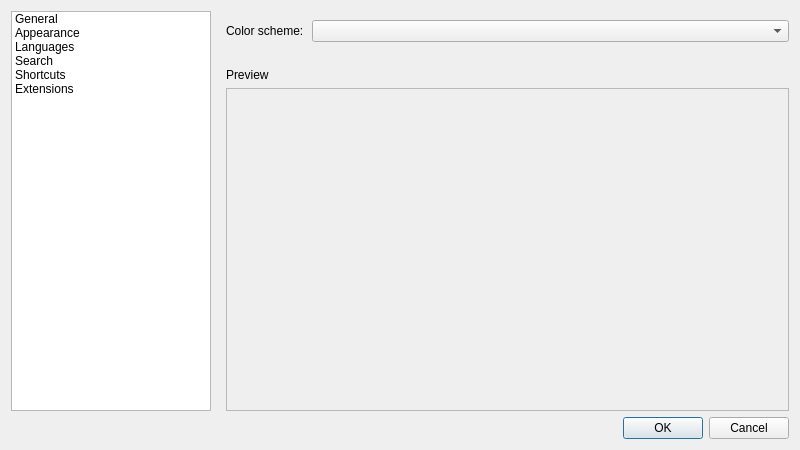
The window that src/ui/frmpreferences.ui (notepadqq/notepadqq) describes before a commit, drawn with Qt 5.
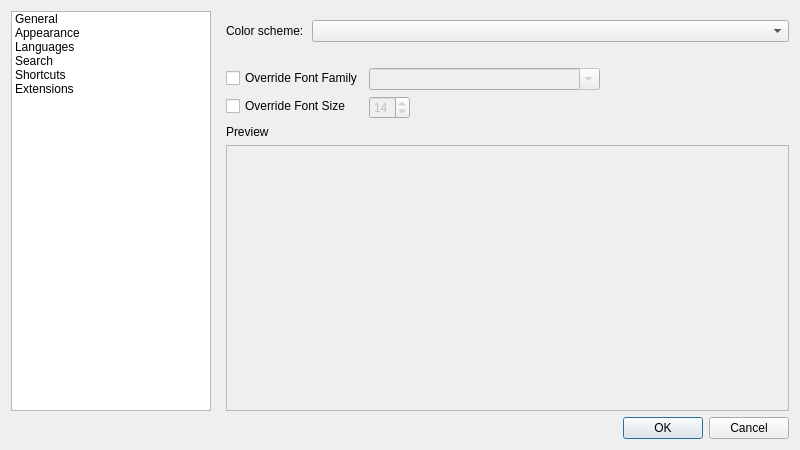
The same window after the commit. The open tabs and pages were chosen to show the change. Icons and pictures are not drawn.

Commit message: Allow users to configure a custom font (and size)

```diff
--- a/src/ui/frmpreferences.ui
+++ b/src/ui/frmpreferences.ui
@@ -143,7 +143,7 @@
         </layout>
        </widget>
        <widget class="QWidget" name="page_3">
-        <layout class="QVBoxLayout" name="verticalLayout_8" stretch="0,0,1">
+        <layout class="QVBoxLayout" name="verticalLayout_8" stretch="0,0,0,1">
          <property name="leftMargin">
           <number>9</number>
          </property>
@@ -202,6 +202,62 @@
            </item>
           </layout>
          </item>
+         <item>
+          <layout class="QFormLayout" name="formLayout_3">
+           <item row="0" column="0">
+            <widget class="QCheckBox" name="chkOverrideFontFamily">
+             <property name="text">
+              <string>Override Font Family</string>
+             </property>
+            </widget>
+           </item>
+           <item row="0" column="1">
+            <widget class="QFontComboBox" name="cmbFontFamilies">
+             <property name="enabled">
+              <bool>false</bool>
+             </property>
+             <property name="sizePolicy">
+              <sizepolicy hsizetype="Fixed" vsizetype="Fixed">
+               <horstretch>0</horstretch>
+               <verstretch>0</verstretch>
+              </sizepolicy>
+             </property>
+             <property name="currentIndex">
+              <number>576</number>
+             </property>
+            </widget>
+           </item>
+           <item row="1" column="0">
+            <widget class="QCheckBox" name="chkOverrideFontSize">
+             <property name="text">
+              <string>Override Font Size</string>
+             </property>
+            </widget>
+           </item>
+           <item row="1" column="1">
+            <widget class="QSpinBox" name="spnFontSize">
+             <property name="enabled">
+              <bool>false</bool>
+             </property>
+             <property name="sizePolicy">
+              <sizepolicy hsizetype="Fixed" vsizetype="Fixed">
+               <horstretch>0</horstretch>
+               <verstretch>0</verstretch>
+              </sizepolicy>
+             </property>
+             <property name="minimum">
+              <number>6</number>
+             </property>
+             <property name="maximum">
+              <number>28</number>
+             </property>
+             <property name="value">
+              <number>14</number>
+             </property>
+            </widget>
+           </item>
+          </layout>
+         </item>
          <item>
           <widget class="QLabel" name="label_3">
            <property name="text">
```
Left out of the diff: 6 changed lines with no effect on the pictures. The commit also changes 7 other files.
